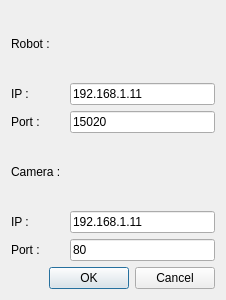
Qt form Code QT/RobotProjet/dialogconnexion.ui (Nahoer/Wifi-bot) before a commit.
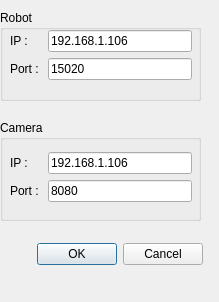
The same form after that commit.

```diff
--- a/Code QT/RobotProjet/dialogconnexion.ui
+++ b/Code QT/RobotProjet/dialogconnexion.ui
@@ -6,86 +6,128 @@
    <rect>
     <x>0</x>
     <y>0</y>
-    <width>226</width>
-    <height>300</height>
+    <width>219</width>
+    <height>302</height>
    </rect>
   </property>
   <property name="windowTitle">
    <string>Dialog</string>
   </property>
-  <layout class="QGridLayout" name="gridLayout">
-   <item row="1" column="0">
-    <widget class="QLabel" name="label_2">
+  <widget class="QGroupBox" name="groupBox">
+   <property name="geometry">
+    <rect>
+     <x>0</x>
+     <y>120</y>
+     <width>201</width>
+     <height>101</height>
+    </rect>
+   </property>
+   <property name="title">
+    <string>Camera</string>
+   </property>
+   <widget class="QWidget" name="">
+    <property name="geometry">
+     <rect>
+      <x>10</x>
+      <y>32</y>
+      <width>182</width>
+      <height>53</height>
+     </rect>
+    </property>
+    <layout class="QFormLayout" name="formLayout_2">
+     <item row="0" column="0">
+      <widget class="QLabel" name="label_5">
      <property name="text">
-      <string>IP :</string>
+        <string>IP : </string>
      </property>
     </widget>
    </item>
-   <item row="4" column="1">
+     <item row="0" column="1">
     <widget class="QLineEdit" name="lineEditIpCamera">
      <property name="text">
-      <string>192.168.1.11</string>
+        <string>192.168.1.106</string>
      </property>
     </widget>
    </item>
-   <item row="3" column="0">
-    <widget class="QLabel" name="label_4">
+     <item row="1" column="0">
+      <widget class="QLabel" name="label_6">
      <property name="text">
-      <string>Camera : </string>
+        <string>Port : </string>
      </property>
     </widget>
    </item>
-   <item row="5" column="1">
+     <item row="1" column="1">
     <widget class="QLineEdit" name="lineEditPortCamera">
      <property name="text">
-      <string>80</string>
+        <string>8080</string>
      </property>
     </widget>
    </item>
+    </layout>
+   </widget>
+  </widget>
+  <widget class="QGroupBox" name="groupBox_2">
+   <property name="geometry">
+    <rect>
+     <x>0</x>
+     <y>10</y>
+     <width>201</width>
+     <height>91</height>
+    </rect>
+   </property>
+   <property name="title">
+    <string>Robot</string>
+   </property>
+   <widget class="QWidget" name="">
+    <property name="geometry">
+     <rect>
+      <x>10</x>
+      <y>20</y>
+      <width>182</width>
+      <height>53</height>
+     </rect>
+    </property>
+    <layout class="QFormLayout" name="formLayout">
    <item row="0" column="0">
-    <widget class="QLabel" name="label">
+      <widget class="QLabel" name="label_2">
      <property name="text">
-      <string>Robot :</string>
+        <string>IP :</string>
+       </property>
+      </widget>
+     </item>
+     <item row="1" column="0">
+      <widget class="QLabel" name="label_3">
+       <property name="text">
+        <string>Port : </string>
      </property>
     </widget>
    </item>
    <item row="1" column="1">
-    <widget class="QLineEdit" name="lineEditIpRobot">
-     <property name="text">
-      <string>192.168.1.11</string>
-     </property>
-    </widget>
-   </item>
-   <item row="2" column="1">
     <widget class="QLineEdit" name="lineEditPortRobot">
      <property name="text">
       <string>15020</string>
      </property>
     </widget>
    </item>
-   <item row="4" column="0">
-    <widget class="QLabel" name="label_5">
+     <item row="0" column="1">
+      <widget class="QLineEdit" name="lineEditIpRobot">
      <property name="text">
-      <string>IP : </string>
+        <string>192.168.1.106</string>
      </property>
     </widget>
    </item>
-   <item row="2" column="0">
-    <widget class="QLabel" name="label_3">
-     <property name="text">
-      <string>Port : </string>
-     </property>
-    </widget>
-   </item>
-   <item row="5" column="0">
-    <widget class="QLabel" name="label_6">
-     <property name="text">
-      <string>Port : </string>
-     </property>
-    </widget>
-   </item>
-   <item row="6" column="0" colspan="2">
+    </layout>
+   </widget>
+  </widget>
     <widget class="QDialogButtonBox" name="buttonBox">
+   <property name="geometry">
+    <rect>
+     <x>10</x>
+     <y>240</y>
+     <width>193</width>
+     <height>28</height>
+    </rect>
+   </property>
      <property name="orientation">
       <enum>Qt::Horizontal</enum>
      </property>
@@ -93,8 +135,6 @@
       <set>QDialogButtonBox::Cancel|QDialogButtonBox::Ok</set>
      </property>
     </widget>
-   </item>
-  </layout>
  </widget>
  <resources/>
  <connections/>
```
Lines whose indentation alone changed are shown as unchanged.
